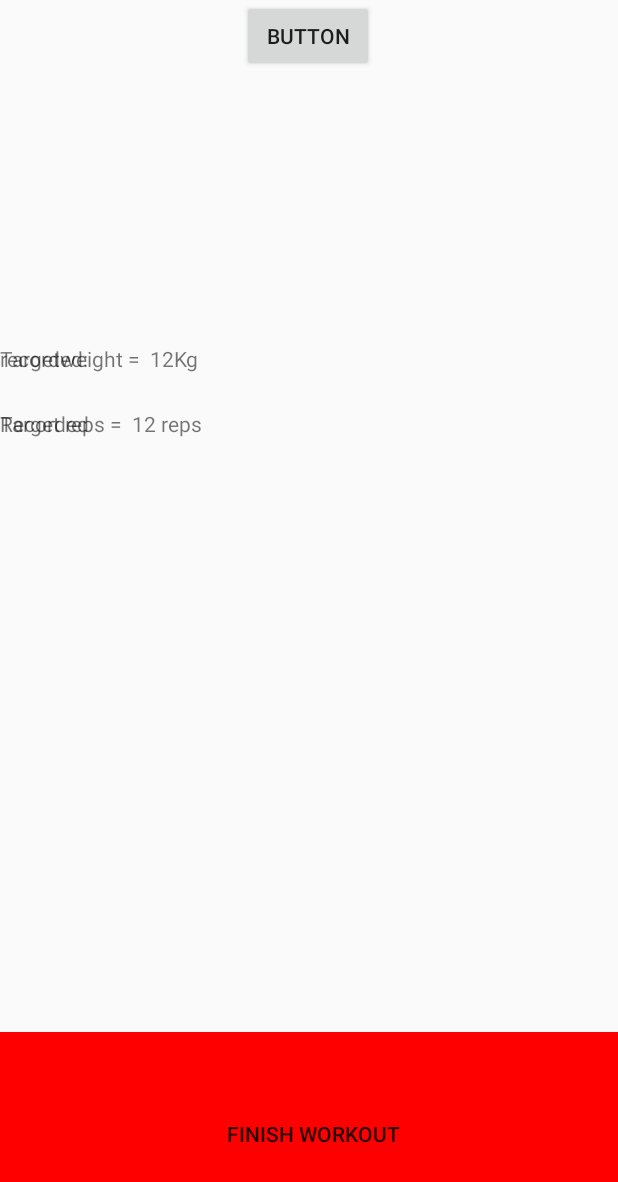
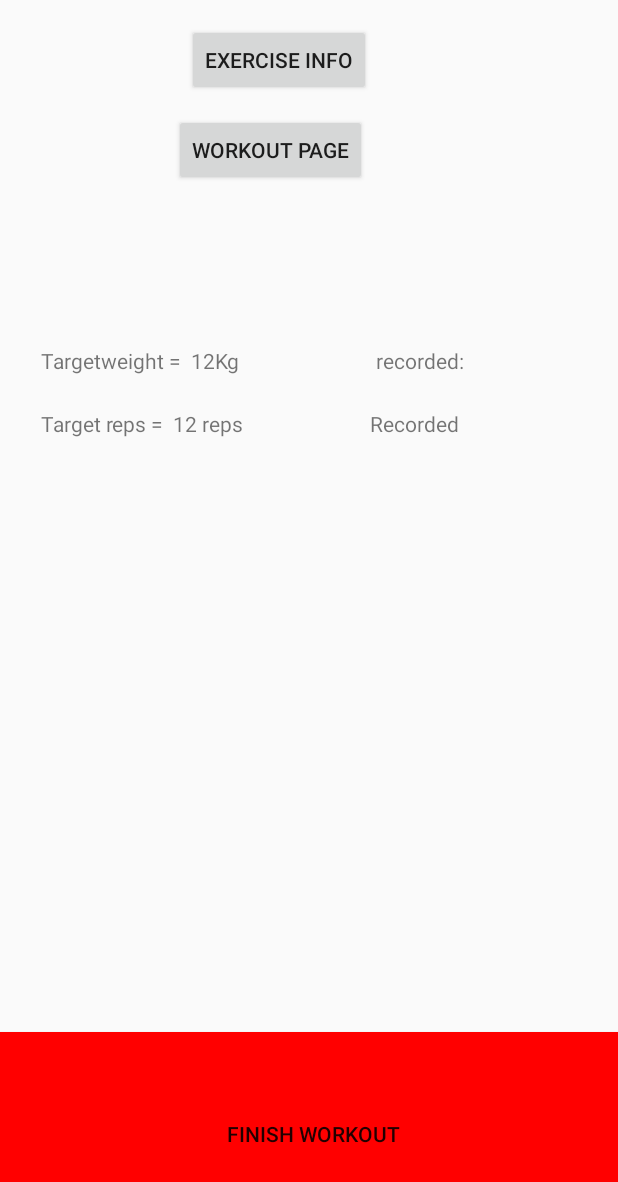
Before and after one commit to DeclanSweeney/lifter_inc, an Android app: the WorkoutActivity screen opened directly, with no data from a screen before it, on a phone screen of 412 x 824 dp. Shown: the top 1182 px of the screen. Run offline under Robolectric (Android 15) with nearby library versions, the phone set to English and light mode, and no system bars.

Commit message:
Specific_exercise[Placeholder]-Hardcoded

```diff
--- a/Lifter/app/src/main/AndroidManifest.xml
+++ b/Lifter/app/src/main/AndroidManifest.xml
@@ -9,7 +9,8 @@
         android:roundIcon="@mipmap/ic_launcher_round"
         android:supportsRtl="true"
         android:theme="@style/AppTheme">
-        <activity android:name=".ListExercise"></activity>
+        <activity android:name=".specific_exercise"></activity>
+        <activity android:name=".ListExercise" />
         <activity android:name=".ProgressActivity" />
         <activity android:name=".SurveyActivity" />
         <activity android:name=".WorkoutActivity" />
--- a/Lifter/app/src/main/java/com/example/lifter/WorkoutActivity.java
+++ b/Lifter/app/src/main/java/com/example/lifter/WorkoutActivity.java
@@ -18,7 +18,7 @@ import java.util.List;
 public class WorkoutActivity extends AppCompatActivity implements View.OnClickListener  {
 
     // objects
-    private Button finbutton,workoutButton;
+    private Button finbutton,workoutButton,exerciseButton;
     private RecyclerView for_ex;
     Context context;
 
@@ -31,6 +31,8 @@ public class WorkoutActivity extends AppCompatActivity implements View.OnClickLi
         //buttons - to connect to buttons
         finbutton = (Button)findViewById(R.id.Finishworkbutton);
         finbutton.setOnClickListener(this);
+        exerciseButton = (Button)findViewById(R.id.exercise);
+        exerciseButton.setOnClickListener(this);
 
         //Recycle view connection
         for_ex = findViewById(R.id.for_ex);
@@ -57,6 +59,9 @@ public class WorkoutActivity extends AppCompatActivity implements View.OnClickLi
                 Intent intent = new Intent(WorkoutActivity.this,ListExercise.class);
                 startActivity(intent);
                 break;
+            case R.id.exercise:
+                Intent beta = new Intent(WorkoutActivity.this,specific_exercise.class);
+                startActivity(beta);
         }
 
 
--- /dev/null
+++ b/Lifter/app/src/main/res/drawable/recycleexercise.xml
@@ -0,0 +1,4 @@
+<?xml version="1.0" encoding="utf-8"?>
+<selector xmlns:android="http://schemas.android.com/apk/res/android">
+
+</selector>
--- a/Lifter/app/src/main/res/layout/activity_list_exercise.xml
+++ b/Lifter/app/src/main/res/layout/activity_list_exercise.xml
@@ -9,7 +9,7 @@
     <TextView
         android:id="@+id/title"
         android:background="@color/colorPrimary"
-        android:text = "VIEW Exercise"
+        android:text = "List of Exercises"
         android:textColor="@android:color/white"
         android:textSize ="24dp"
         android:gravity="center_vertical"
--- a/Lifter/app/src/main/res/layout/activity_workout.xml
+++ b/Lifter/app/src/main/res/layout/activity_workout.xml
@@ -12,9 +12,11 @@
         android:layout_height="wrap_content"
         android:text="Target reps =  12 reps"
         app:layout_constraintBottom_toBottomOf="parent"
+        app:layout_constraintEnd_toEndOf="parent"
+        app:layout_constraintHorizontal_bias="0.098"
+        app:layout_constraintStart_toStartOf="parent"
         app:layout_constraintTop_toTopOf="parent"
-        app:layout_constraintVertical_bias="0.339"
-        tools:layout_editor_absoluteX="16dp" />
+        app:layout_constraintVertical_bias="0.339" />
 
     <TextView
         android:id="@+id/recreps_txt"
@@ -22,9 +24,11 @@
         android:layout_height="wrap_content"
         android:text="Recorded "
         app:layout_constraintBottom_toBottomOf="parent"
+        app:layout_constraintEnd_toEndOf="parent"
+        app:layout_constraintHorizontal_bias="0.706"
+        app:layout_constraintStart_toStartOf="parent"
         app:layout_constraintTop_toTopOf="parent"
-        app:layout_constraintVertical_bias="0.339"
-        tools:layout_editor_absoluteX="249dp" />
+        app:layout_constraintVertical_bias="0.339" />
 
     <TextView
         android:id="@+id/RecTarget"
@@ -32,9 +36,11 @@
         android:layout_height="wrap_content"
         android:text="recorded:"
         app:layout_constraintBottom_toBottomOf="parent"
+        app:layout_constraintEnd_toEndOf="parent"
+        app:layout_constraintHorizontal_bias="0.709"
+        app:layout_constraintStart_toStartOf="parent"
         app:layout_constraintTop_toTopOf="parent"
-        app:layout_constraintVertical_bias="0.285"
-        tools:layout_editor_absoluteX="249dp" />
+        app:layout_constraintVertical_bias="0.287" />
 
     <Button
         android:id="@+id/Finishworkbutton"
@@ -73,9 +79,10 @@
         android:id="@+id/Workout"
         android:layout_width="wrap_content"
         android:layout_height="wrap_content"
-        android:text="Button"
+        android:layout_marginTop="76dp"
+        android:text="Workout Page"
         app:layout_constraintEnd_toEndOf="parent"
-        app:layout_constraintHorizontal_bias="0.498"
+        app:layout_constraintHorizontal_bias="0.41"
         app:layout_constraintStart_toStartOf="parent"
         app:layout_constraintTop_toTopOf="parent" />
 
@@ -85,9 +92,22 @@
         android:layout_height="wrap_content"
         android:text="Targetweight =  12Kg"
         app:layout_constraintBottom_toBottomOf="parent"
+        app:layout_constraintEnd_toEndOf="parent"
+        app:layout_constraintHorizontal_bias="0.097"
+        app:layout_constraintStart_toStartOf="parent"
         app:layout_constraintTop_toTopOf="parent"
-        app:layout_constraintVertical_bias="0.285"
-        tools:layout_editor_absoluteX="16dp" />
+        app:layout_constraintVertical_bias="0.287" />
+
+    <Button
+        android:id="@+id/exercise"
+        android:layout_width="wrap_content"
+        android:layout_height="wrap_content"
+        android:layout_marginTop="16dp"
+        android:text="Exercise info"
+        app:layout_constraintEnd_toEndOf="parent"
+        app:layout_constraintHorizontal_bias="0.431"
+        app:layout_constraintStart_toStartOf="parent"
+        app:layout_constraintTop_toTopOf="parent" />
 
 
 </androidx.constraintlayout.widget.ConstraintLayout>
```
Also changed, not shown: Lifter/app/src/main/java/com/example/lifter/specific_exercise.java (added, +14 -0 lines), Lifter/app/src/main/res/layout/activity_specific_exercise.xml (added, +123 -0 lines), 2 other files.
